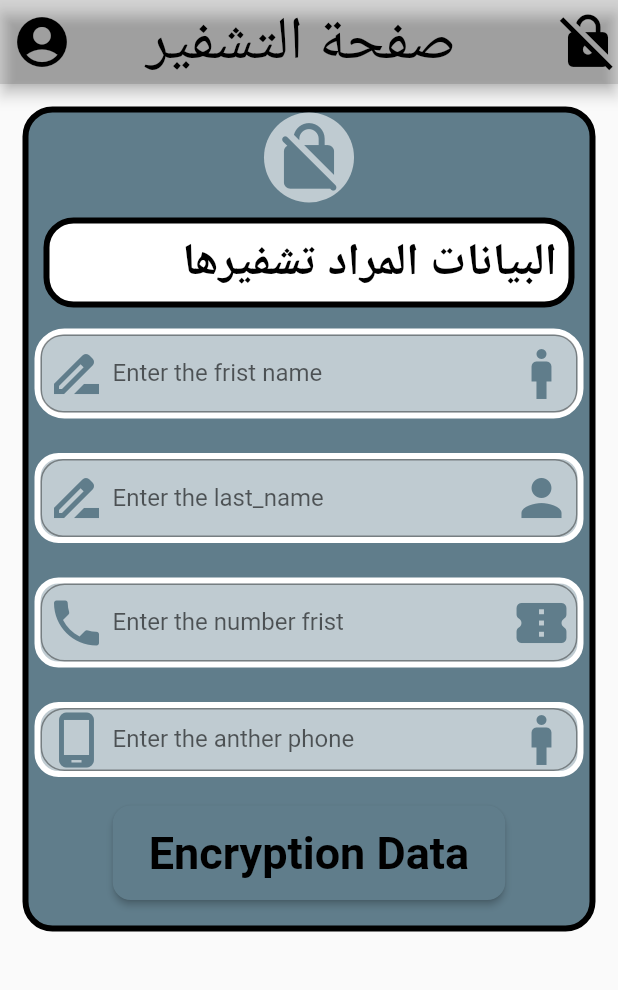
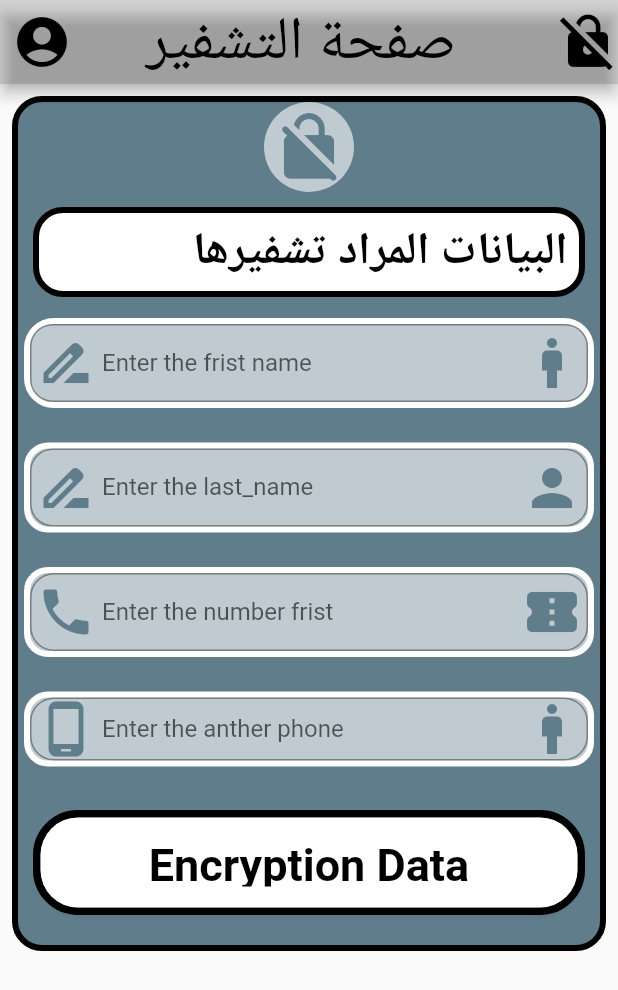
Before and after one commit to salahalddinn/project_flutter, a Flutter app: the m screen opened directly, on a phone screen of 412 x 824 dp. Shown: the top 990 px of the screen. Run offline on Flutter 3.47's test engine with Material 2 defaults, Android fonts, the light colour scheme and no system bars.

Commit message:
the change the styleFrom border

```diff
--- a/lib/main.dart
+++ b/lib/main.dart
@@ -394,9 +394,10 @@ class m extends StatelessWidget {
         child: Column(
           children: [
             Container(
-              margin: EdgeInsets.all(15),
+              margin: EdgeInsets.all(8),
+
               width: double.infinity,
-              height: 550,
+              height: 570,
               decoration: BoxDecoration(
                 borderRadius: BorderRadius.circular(20),
                 color: Colors.blueGrey,
@@ -532,21 +533,31 @@ class m extends StatelessWidget {
                     ),
                   ),
                   SizedBox(height: 15,),
-                  ElevatedButton(
+                  Container(
+                   margin: EdgeInsets.all(10),
+                    height: 70,
+                    width: double.infinity,
+                    decoration: BoxDecoration(
+                      color: Colors.blueGrey,
+                      border: Border.all(color: Colors.black,width: 5),
+                      borderRadius: BorderRadius.circular(30),
+                    ),
+                    child: ElevatedButton(
 
                         onPressed: (){
 
                           Navigator.push(context, MaterialPageRoute(builder: (context)=>screan_salah()));
                         },
                         style: ElevatedButton.styleFrom(
-                          backgroundColor: Colors.blueGrey,
+                            backgroundColor: Colors.white,
                             foregroundColor: Colors.black,
                             padding: EdgeInsets.symmetric(horizontal: 24,vertical: 14),
                             shape: RoundedRectangleBorder(
-                            borderRadius: BorderRadius.circular(12),
+                              borderRadius: BorderRadius.circular(25),
                             )
                         ),
                         child: Text("Encryption Data",style: TextStyle(color: Colors.black,fontSize: 30,fontWeight: FontWeight.bold),)),
+                  ),
 
                 ],
               ),
```
Lines whose indentation alone changed are shown as unchanged.
